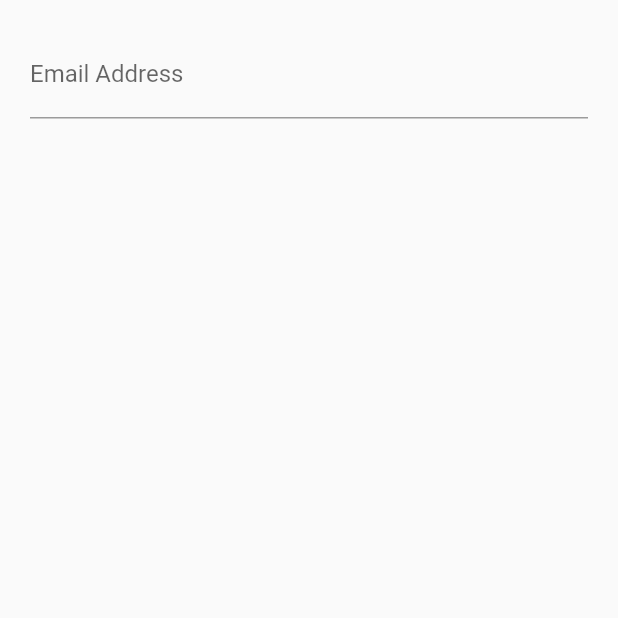
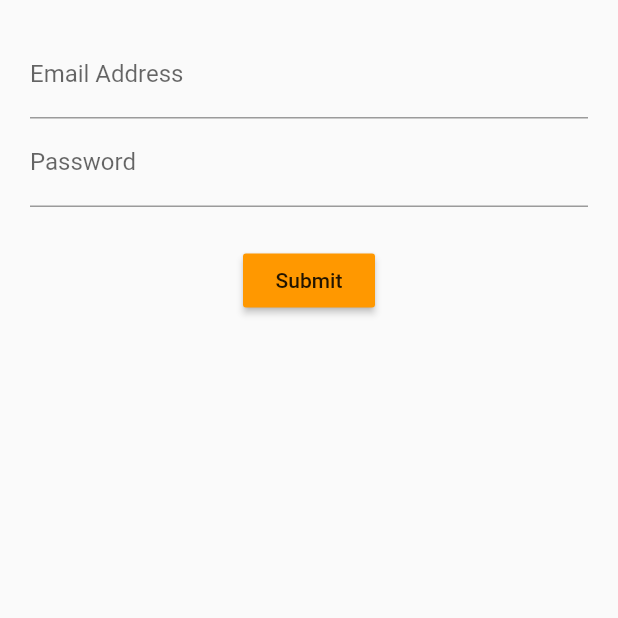
Before and after one commit to velociraptor7447/login_stateful, a Flutter app: the screen it shows after launch, on a phone screen of 412 x 824 dp, the top half of it. Run offline on Flutter 3.47's test engine with Material 2 defaults, Android fonts, the phone set to English and light mode, and no system bars.

```diff
--- a/lib/src/screens/login_screen.dart
+++ b/lib/src/screens/login_screen.dart
@@ -1,4 +1,5 @@
 import 'package:flutter/material.dart';
+import '../mixins/validation_mixin.dart';
 
 class LoginScreen extends StatefulWidget {
   createState() {
@@ -6,16 +7,23 @@ class LoginScreen extends StatefulWidget {
   }
 }
 
-class LoginScreenState extends State<LoginScreen> {
+class LoginScreenState extends State<LoginScreen> with ValidationMixin {
+  final formKey = GlobalKey<FormState>();
+
+  String email = '';
+  String password = '';
+
   Widget build(context) {
     return Container(
       margin: EdgeInsets.all(20.0),
       child: Form(
+        key: formKey,
         child: Column(
           children: [
             emailField(),
-           // passwordField(),
-           // submitButton(),
+            passwordField(),
+            Container(margin: EdgeInsets.only(bottom: 25.0)),
+            submitButton(),
           ],
         ),
       ),
@@ -29,15 +37,39 @@ class LoginScreenState extends State<LoginScreen> {
       decoration: InputDecoration(
         labelText: 'Email Address',
         hintText: 'you@example.com',
-      )
+      ),
+      validator: validateEmail,
+       onSaved: (String value) {
+        email = value;
+      },
     );
   }
 
   Widget passwordField() {
-
+    return TextFormField(
+      obscureText: true,
+      decoration: InputDecoration(
+        labelText: 'Password',
+        hintText: 'Password',
+      ),
+      validator: validatePassword,
+      onSaved: (String value) {
+        password = value;
+      },
+    );
   }
 
   Widget submitButton() {
+    return RaisedButton(
+      color: Colors.orange,
+      child: Text('Submit'),
+      onPressed: () {
+        if (formKey.currentState.validate()) {
+          formKey.currentState.save();
+          print('Time to post $email and $password');
+        }
+      },
+    );
 
   }
 }
```
Also changed, not shown: lib/src/mixins/validation_mixin.dart (added, +17 -0 lines).
